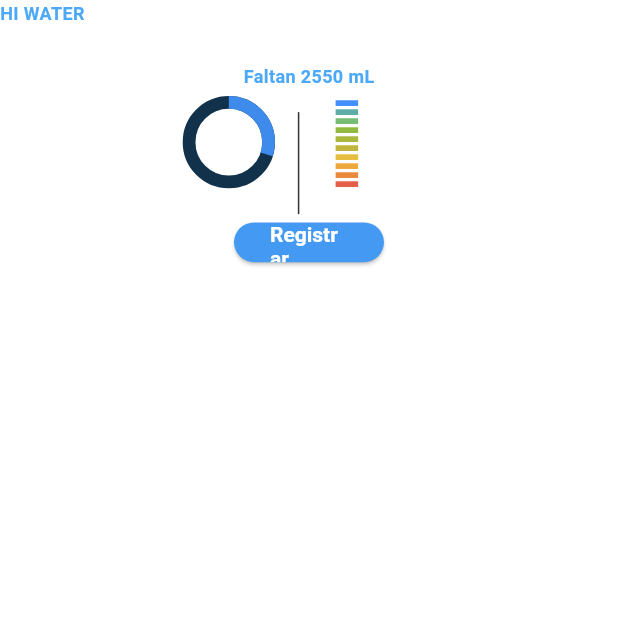
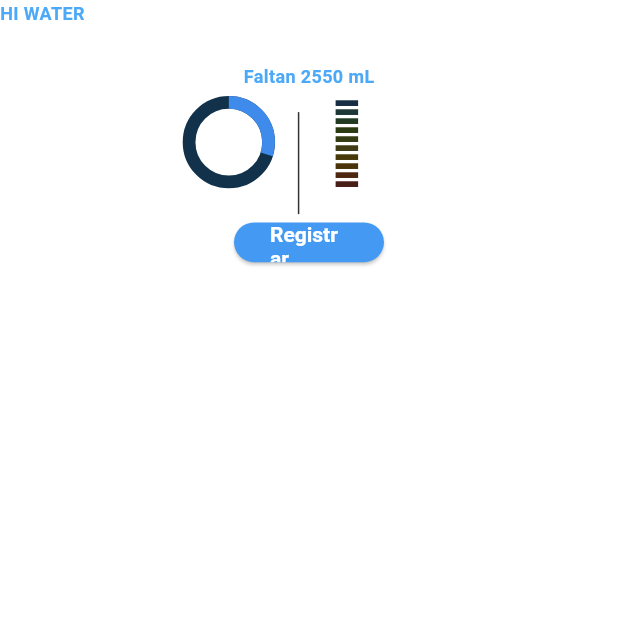
Before and after one commit to gnievap/water_counter_wear_app, a Flutter app: the screen it shows after launch, on a phone screen of 412 x 824 dp, the top half of it. Run offline on Flutter 3.47's test engine with Material 2 defaults, Android fonts, the phone set to English and light mode, and no system bars.

Commit message:
Dark colors of the IntervalProgressBar

```diff
--- a/lib/assets/interval_progress_bar.dart
+++ b/lib/assets/interval_progress_bar.dart
@@ -26,6 +26,16 @@ State<IntervalProgressBar> {
 
   Widget _bar(){
     // dark colors
+    // 22, 45, 67
+    // 28, 55, 53
+    // 33, 59, 34
+    // 42, 59, 17
+    // 50, 59, 18
+    // 63, 60, 21
+    // 71, 57, 9
+    // 75, 51, 9
+    // 77, 40, 15
+    // 71, 29, 23
 
 
     // bright colors
@@ -42,25 +52,46 @@ State<IntervalProgressBar> {
 
     return Column(
       children: [
-        _interval(customColor: const Color.fromARGB(255, 66, 144, 255)),
+
+        _interval(customColor: const Color.fromARGB(255, 22, 45, 67)),
         _separator(),
-        _interval(customColor: const Color.fromARGB(255, 94, 173, 167)),
+        _interval(customColor: const Color.fromARGB(255, 28, 55, 53)),
         _separator(),
-        _interval(customColor: const Color.fromARGB(255, 118, 188, 116)),
+        _interval(customColor: const Color.fromARGB(255, 33, 59, 34)),
         _separator(),
-        _interval(customColor: const Color.fromARGB(255, 145, 186, 62)),
+        _interval(customColor: const Color.fromARGB(255, 42, 59, 17)),
         _separator(),
-        _interval(customColor: const Color.fromARGB(255, 169, 183, 60)),
+        _interval(customColor: const Color.fromARGB(255, 50, 59, 18)),
         _separator(),
-        _interval(customColor: const Color.fromARGB(255, 192, 181, 60)),
+        _interval(customColor: const Color.fromARGB(255, 63, 60, 21)),
         _separator(),
-        _interval(customColor: const Color.fromARGB(255, 230, 190, 64)),
+        _interval(customColor: const Color.fromARGB(255, 71, 57, 9)),
         _separator(),
-        _interval(customColor: const Color.fromARGB(255, 237, 169, 59)),
+        _interval(customColor: const Color.fromARGB(255, 75, 51, 9)),
         _separator(),
-        _interval(customColor: const Color.fromARGB(255, 235, 138, 60)),
+        _interval(customColor: const Color.fromARGB(255, 77, 40, 15)),
         _separator(),
-        _interval(customColor: const Color.fromARGB(255, 229, 95, 72)),
+        _interval(customColor: const Color.fromARGB(255, 71, 29, 23)),
+
+        // _interval(customColor: const Color.fromARGB(255, 66, 144, 255)),
+        // _separator(),
+        // _interval(customColor: const Color.fromARGB(255, 94, 173, 167)),
+        // _separator(),
+        // _interval(customColor: const Color.fromARGB(255, 118, 188, 116)),
+        // _separator(),
+        // _interval(customColor: const Color.fromARGB(255, 145, 186, 62)),
+        // _separator(),
+        // _interval(customColor: const Color.fromARGB(255, 169, 183, 60)),
+        // _separator(),
+        // _interval(customColor: const Color.fromARGB(255, 192, 181, 60)),
+        // _separator(),
+        // _interval(customColor: const Color.fromARGB(255, 230, 190, 64)),
+        // _separator(),
+        // _interval(customColor: const Color.fromARGB(255, 237, 169, 59)),
+        // _separator(),
+        // _interval(customColor: const Color.fromARGB(255, 235, 138, 60)),
+        // _separator(),
+        // _interval(customColor: const Color.fromARGB(255, 229, 95, 72)),
       ],
     );
   }
```
